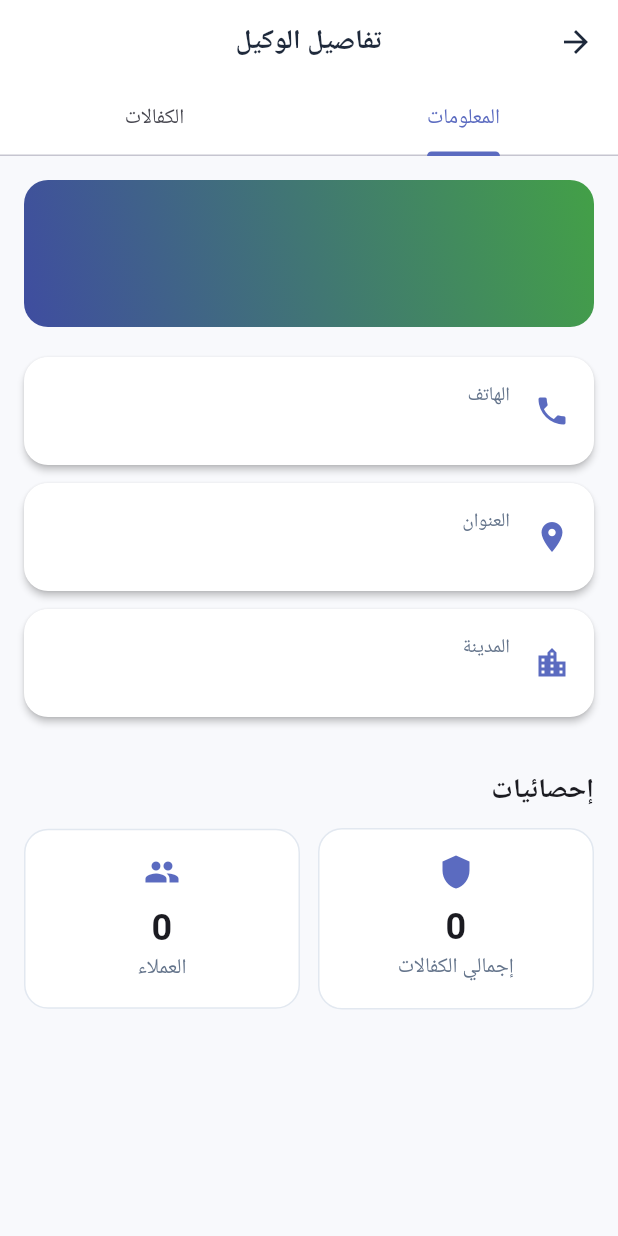
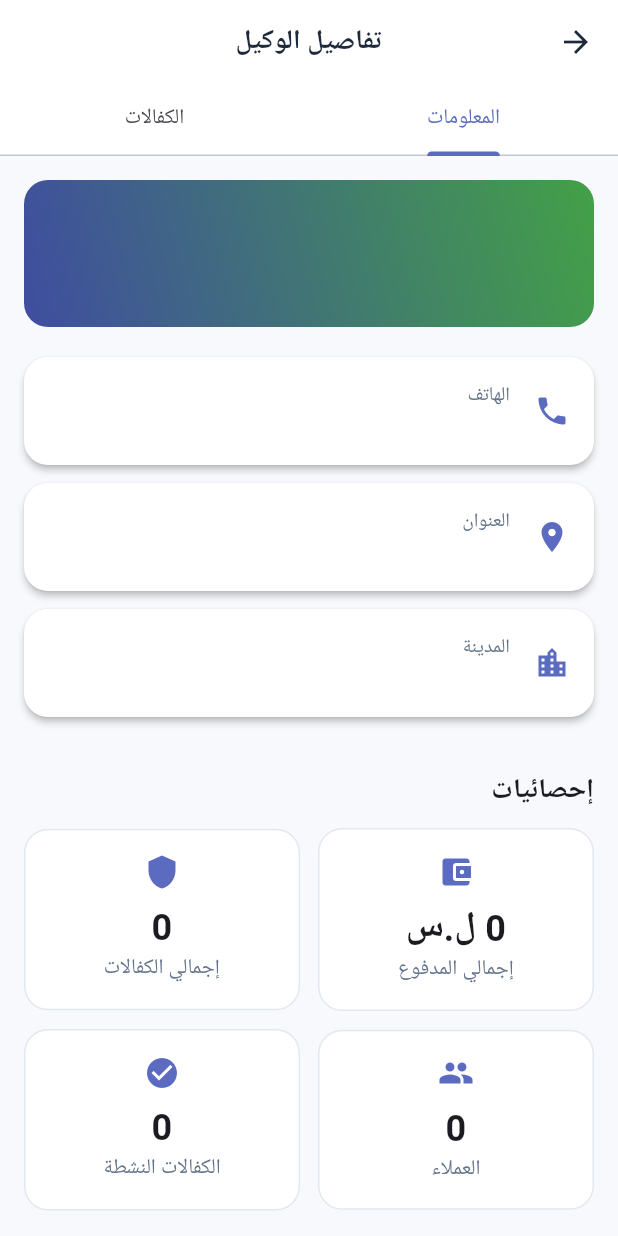
Before and after one commit to karam-55/Auto_renew, a Flutter app: the DealerDetailScreen screen opened directly with empty values, on a phone screen of 412 x 824 dp. Run offline on Flutter 3.47's test engine with Material 3 defaults, Android fonts, the phone set to English and light mode, and no system bars; our stand-ins replace animate_do, connectivity_plus, dio, flutter_animate, flutter_riverpod, flutter_screenutil and 6 more; accounts and stored records are empty; network calls fail; project files that could hold a hidden picture were left out.

Commit message:
feat: add total paid amount and active warranty stats to dealer detail

```diff
--- a/owner_app/lib/screens/dealers/dealer_detail_screen.dart
+++ b/owner_app/lib/screens/dealers/dealer_detail_screen.dart
@@ -101,6 +101,9 @@ class _DealerDetailScreenState extends State<DealerDetailScreen>
 
   Widget _buildInfoTab() {
     final dealer = widget.dealer;
+    final totalAmount = _warranties.fold<double>(0, (sum, w) => sum + w.amountPaid);
+    final totalActive = _warranties.where((w) => w.endDate != null && w.endDate!.isAfter(DateTime.now())).length;
+
     return ListView(
       padding: const EdgeInsets.all(16),
       children: [
@@ -146,16 +149,33 @@ class _DealerDetailScreenState extends State<DealerDetailScreen>
         Row(
           children: [
             Expanded(
-              child: _buildStatCard('إجمالي الكفالات', '${_warranties.length}', Icons.shield),
+              child: _buildStatCard('إجمالي المدفوع', _formatTotalAmount(totalAmount), Icons.account_balance_wallet),
             ),
             const SizedBox(width: 12),
             Expanded(
+              child: _buildStatCard('إجمالي الكفالات', '${_warranties.length}', Icons.shield),
+            ),
+          ],
+        ),
+        const SizedBox(height: 12),
+        Row(
+          children: [
+            Expanded(
               child: _buildStatCard('العملاء', '${_extractCustomers().length}', Icons.people),
+            ),
+            const SizedBox(width: 12),
+            Expanded(
+              child: _buildStatCard('الكفالات النشطة', '$totalActive', Icons.check_circle),
             ),
           ],
         ),
       ],
     );
+  }
+
+  String _formatTotalAmount(double amount) {
+    if (amount == 0) return '0 ل.س';
+    return '${amount.toStringAsFixed(amount.truncateToDouble() == amount ? 0 : 2)} ل.س';
   }
 
   Widget _buildInfoTile(IconData icon, String label, String value) {
```
